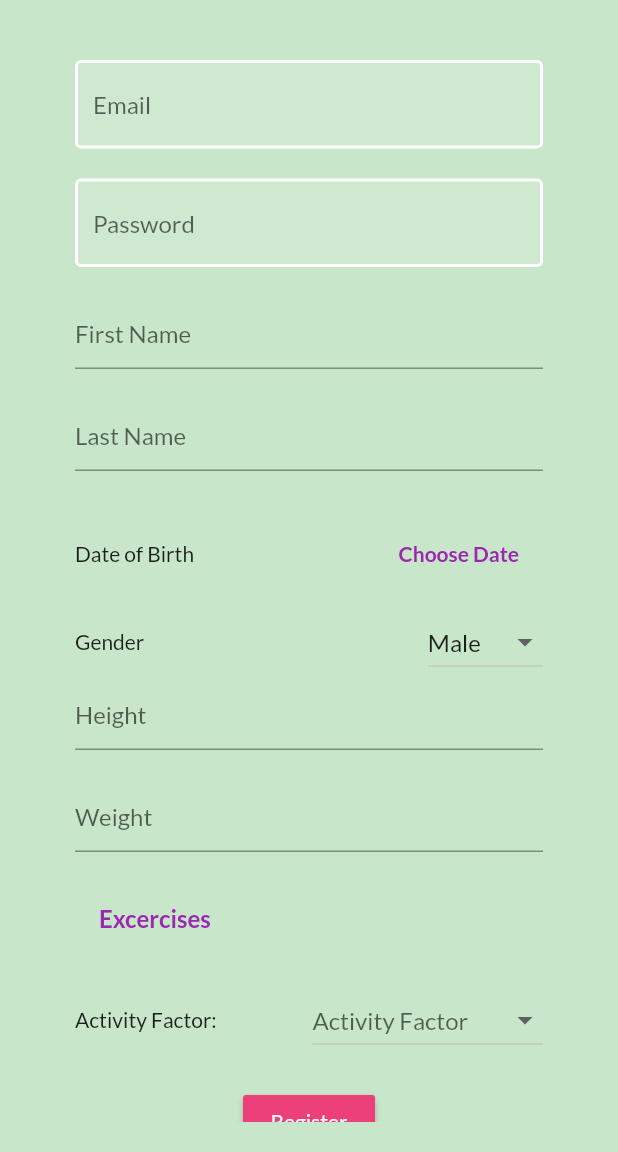
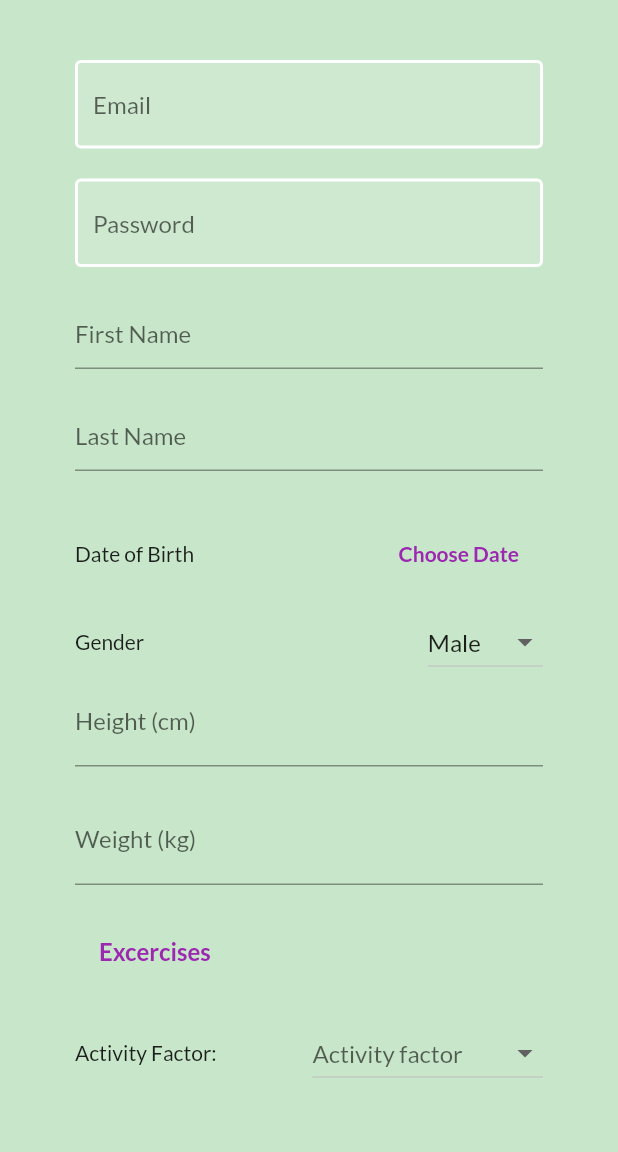
Before and after one commit to 0sf/wloss, a Flutter app: the screen it shows after launch, after a tap on "Sign In", after a tap on "Register", on a phone screen of 412 x 824 dp, the part 84-1236 px from its top. Run offline on Flutter 3.47's test engine with Material 2 defaults, Android fonts, the phone set to English and light mode, and no system bars; our stand-ins replace cached_network_image, cloud_firestore, firebase_auth, percent_indicator; accounts and stored records are empty.

Commit message:
firebase-phase3

```diff
--- a/lib/screens/auth/register.dart
+++ b/lib/screens/auth/register.dart
@@ -6,6 +6,7 @@ import '../../widgets/multi_chip.dart';
 import '../../model/key_value.dart';
 import '../../shared/constants.dart';
 import '../../services/auth.dart';
+import '../../services/calc/age_cal.dart';
 
 class Register extends StatefulWidget {
   static const routeName = '/sign-up';
@@ -30,11 +31,18 @@ class _RegisterState extends State<Register> {
     KeyValueModel(key: "Extra Active", value: 1.900),
   ];
 
-  List<String> excercisesList = ["Jumping", "Running", "Yoga", "Areo"];
+  List<String> excercisesList = [
+    "Jogging",
+    "Running",
+    "Yoga",
+    "Swimming",
+    "Walking",
+    "Aerobics"
+  ];
 
   // Controller values
   bool loading = false;
-  String selectedValue = "Activity Factor";
+  String selectedValue = "Activity factor";
   String iniGender = "Male";
   String error = "";
 
@@ -49,6 +57,14 @@ class _RegisterState extends State<Register> {
   double weight;
   double activityFactor;
   List<String> favoriteExcercise = List();
+
+  String labVal(double val) {
+    for (int i = 0; i < datas.length; i++) {
+      if (datas[i].value == val) {
+        return datas[i].key;
+      }
+    }
+  }
 
   _showExcerciseDialog() {
     showDialog(
@@ -87,27 +103,8 @@ class _RegisterState extends State<Register> {
       }
       setState(() {
         _dob = pickedDate;
-        print(_ageCalculator(_dob));
       });
     });
-  }
-
-  int _ageCalculator(DateTime birthDate) {
-    var currentDate = DateTime.parse(DateTime.now().toString());
-    var birthDatep = DateTime.parse(birthDate.toString());
-    int age = currentDate.year - birthDatep.year;
-    int month1 = currentDate.month;
-    int month2 = birthDate.month;
-    if (month2 > month1) {
-      age--;
-    } else if (month1 == month2) {
-      int day1 = currentDate.day;
-      int day2 = birthDate.day;
-      if (day2 > day1) {
-        age--;
-      }
-    }
-    return age;
   }
 
   @override
@@ -224,7 +221,7 @@ class _RegisterState extends State<Register> {
                           mainAxisAlignment: MainAxisAlignment.spaceBetween,
                           children: <Widget>[
                             Text('Gender'),
-                            DropdownButton<String>(
+                            new DropdownButton<String>(
                               value: iniGender,
                               hint: Text('Gender'),
                               items: <String>['Male', 'Female']
@@ -245,7 +242,7 @@ class _RegisterState extends State<Register> {
                         ),
                         TextFormField(
                           keyboardType: TextInputType.number,
-                          decoration: InputDecoration(hintText: "Height"),
+                          decoration: InputDecoration(labelText: 'Height (cm)'),
                           validator: (value) =>
                               value.length == 0 ? 'Enter a valid value' : null,
                           onChanged: (value) {
@@ -259,7 +256,7 @@ class _RegisterState extends State<Register> {
                         ),
                         TextFormField(
                           keyboardType: TextInputType.number,
-                          decoration: InputDecoration(hintText: "Weight"),
+                          decoration: InputDecoration(labelText: "Weight (kg)"),
                           validator: (value) =>
                               value.length == 0 ? 'Enter a valid value' : null,
                           onChanged: (value) {
@@ -306,7 +303,8 @@ class _RegisterState extends State<Register> {
                           mainAxisAlignment: MainAxisAlignment.spaceBetween,
                           children: <Widget>[
                             Text('Activity Factor: '),
-                            DropdownButton<String>(
+                            new DropdownButton<String>(
+                              hint: Text(selectedValue),
                               items: datas
                                   .map((data) => DropdownMenuItem<String>(
                                         child: new Text(data.key),
@@ -316,12 +314,11 @@ class _RegisterState extends State<Register> {
                               onChanged: (val) {
                                 setState(() {
                                   activityFactor = double.parse(val);
-                                  selectedValue = val;
-                                  print('afactor: ' + selectedValue);
+                                  selectedValue = labVal(double.parse(val));
                                 });
                               },
                               //value: selectedValue,
-                              hint: Text('Activity Factor'),
+                              // hint: Text('Activity Factor'),
                             ),
                           ],
                         ),
@@ -343,13 +340,13 @@ class _RegisterState extends State<Register> {
                                 });
                                 dynamic result = await _authService
                                     .registerWithEmailAndPassword(
-                                  email: email,
+                                  email: email.trim(),
                                   password: password,
                                   firstName: firstName,
                                   lastName: lastName,
                                   dob: _dob,
                                   gender: gender,
-                                  age: _ageCalculator(_dob),
+                                  age: AgeCalc.ageCalculator(_dob),
                                   height: height,
                                   weight: weight,
                                   activityFactor: activityFactor,
--- a/lib/screens/auth/sign_in.dart
+++ b/lib/screens/auth/sign_in.dart
@@ -94,8 +94,9 @@ class _SignInState extends State<SignIn> {
                               setState(() {
                                 loading = true;
                               });
-                              dynamic result = await _authService
-                                  .signInWithEmailAndPassword(email, password);
+                              dynamic result =
+                                  await _authService.signInWithEmailAndPassword(
+                                      email.trim(), password);
                               if (result == null) {
                                 setState(() {
                                   error = 'Credential Error';
--- a/lib/screens/home/home.dart
+++ b/lib/screens/home/home.dart
@@ -3,7 +3,7 @@ import 'package:provider/provider.dart';
 
 import '../../model/user.dart';
 import '../../screens/meal_mng/meal_mng.dart';
-import '../../widgets/dash/main_drawer.dart';
+import './main_drawer.dart';
 import '../../screens/home/temp.dart';
 import '../../model/meal.dart';
 import '../../services/database.dart';
@@ -13,7 +13,6 @@ class Home extends StatelessWidget {
   @override
   Widget build(BuildContext context) {
     final user = Provider.of<User>(context, listen: false);
-    print("home user uid:" + user.uid);
     return StreamProvider<List<Meal>>.value(
       value: DatabaseService(uid: user.uid).meals,
       child: Scaffold(
--- a/lib/screens/home/temp.dart
+++ b/lib/screens/home/temp.dart
@@ -18,7 +18,7 @@ class Temp extends StatefulWidget {
 class _TempState extends State<Temp> {
   @override
   Widget build(BuildContext context) {
-    final user = Provider.of<User>(context);
+    final user = Provider.of<User>(context, listen: false);
     return StreamBuilder<UserData>(
         stream: DatabaseService(uid: user.uid).userData,
         builder: (context, snapshot) {
@@ -40,6 +40,9 @@ class _TempState extends State<Temp> {
                 : Container(
                     child: Column(
                       children: <Widget>[
+                        SizedBox(
+                          height: 20,
+                        ),
                         BMRI(
                           bmi: c.bmi(),
                           bmr: c.bmr(),
--- a/lib/screens/meal_mng/meal_mng.dart
+++ b/lib/screens/meal_mng/meal_mng.dart
@@ -14,6 +14,7 @@ class MealDashboard extends StatefulWidget {
 }
 
 class _MealDashboardState extends State<MealDashboard> {
+  bool loading = true;
   void _startAddNewMealItem(BuildContext ctx) {
     showModalBottomSheet(
       context: ctx,
--- a/lib/services/database.dart
+++ b/lib/services/database.dart
@@ -92,7 +92,9 @@ class DatabaseService {
   List<Meal> _mealListFromSnapshot(QuerySnapshot snapshot) {
     return snapshot.documents.map((doc) {
       return Meal(
-        foodId: DateTime.parse(doc.data['foodID'].toDate().toString()) ?? '',
+        foodId: (doc.data['foodID'] == null)
+            ? deleteMeal(doc.documentID)
+            : DateTime.parse(doc.data['foodID'].toDate().toString()),
         foodName: doc.data['foodTitle'] ?? '',
         portion: doc.data['portion'] ?? 0,
         caloriePortion: doc.data['caloriePerPortion'] ?? 0,
--- a/lib/shared/style.dart
+++ b/lib/shared/style.dart
@@ -9,3 +9,7 @@ const TitleTextStyle = TextStyle(
   fontSize: LargeTextSize,
   color: Colors.black,
 );
+
+const HeadLine2 = TextStyle(
+  fontSize: LargeTextSize,
+);
--- a/lib/widgets/dash/cgraph.dart
+++ b/lib/widgets/dash/cgraph.dart
@@ -51,7 +51,8 @@ class _CGraphState extends State<CGraph> {
                     )
                   : Text(
                       "+" + (-1 * widget.dif).toStringAsFixed(1) + " KCal",
-                      style: TextStyle(color: Colors.red, fontSize: 32),
+                      style: TextStyle(color: Colors.red, fontSize: 30),
+                      softWrap: true,
                     ),
             ),
           ),
--- a/lib/widgets/dash/exercise.dart
+++ b/lib/widgets/dash/exercise.dart
@@ -10,7 +10,8 @@ class ShowExcercise extends StatelessWidget {
       return Container(
         padding: EdgeInsets.symmetric(vertical: 20, horizontal: 20),
         child: Text(
-          excr.join(' , '),
+          excr.join(' , ') +
+              " You can do ${excr[0]} for 40 min to loose the extra ${((-1) * dif).toStringAsFixed(1)} calorie amount",
           style: TextStyle(fontWeight: FontWeight.bold, fontSize: 16),
         ),
       );
--- a/pubspec.yaml
+++ b/pubspec.yaml
@@ -32,6 +32,7 @@ dependencies:
   provider: ^4.1.2
   intl: ">=0.14.0"
   percent_indicator: ^2.1.3
+  cached_network_image: ^2.2.0+1
 
 dev_dependencies:
   flutter_test:
```
Also changed, not shown: lib/screens/home/main_drawer.dart (renamed from lib/widgets/dash/main_drawer.dart, +10 -2 lines), lib/services/calc/age_cal.dart (added, +19 -0 lines), lib/widgets/dash/bmir.dart (+27 -4 lines), lib/widgets/meal/meal_list.dart (+24 -22 lines), lib/widgets/meal/meal_tile.dart (+6 -2 lines), lib/widgets/meal/new_meal.dart (+8 -2 lines), lib/widgets/settings_form.dart (renamed from lib/screens/home/settings_form.dart, +27 -5 lines), pubspec.lock, 7 other files.
